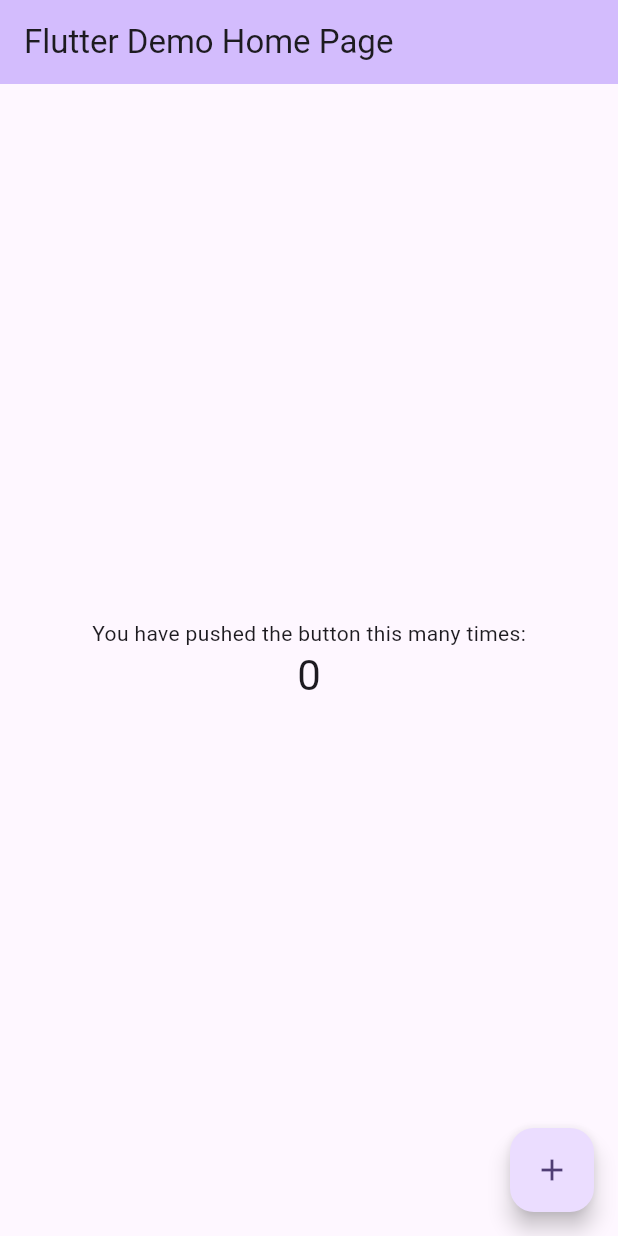
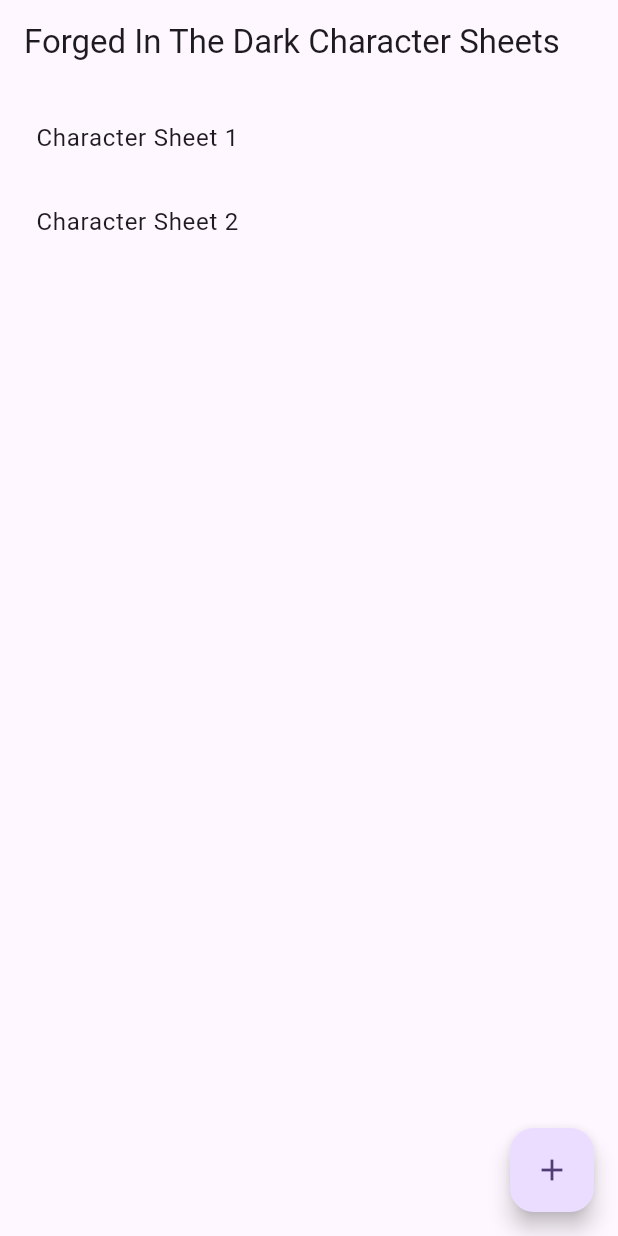
Before and after one commit to ThatWrenchDev/BiTDMobile, a Flutter app: the screen it shows after launch, on a phone screen of 412 x 824 dp. Run offline on Flutter 3.47's test engine with Material 2 defaults, Android fonts, the light colour scheme and no system bars.

Commit message:
basic menu

```diff
--- a/bitd_mobile/lib/main.dart
+++ b/bitd_mobile/lib/main.dart
@@ -1,4 +1,5 @@
 import 'package:flutter/material.dart';
+import 'menu.dart';
 
 void main() {
   runApp(const MyApp());
@@ -31,7 +32,9 @@
         colorScheme: ColorScheme.fromSeed(seedColor: Colors.deepPurple),
         useMaterial3: true,
       ),
-      home: const MyHomePage(title: 'Flutter Demo Home Page'),
+
+      home: const Menu(),
+
     );
   }
 }
@@ -106,7 +109,7 @@
           mainAxisAlignment: MainAxisAlignment.center,
           children: <Widget>[
             const Text(
-              'You have pushed the button this many times:',
+              'You have clicked the button this many times:',
             ),
             Text(
               '$_counter',
--- /dev/null
+++ b/bitd_mobile/lib/menu.dart
@@ -0,0 +1,64 @@
+// Page to list all created character sheets
+
+import 'package:flutter/material.dart';
+
+class Menu extends StatelessWidget {
+  const Menu({Key? key}) : super(key: key);
+
+  // function for selecting a character sheet to edit
+
+
+  // function for creating a new character sheet
+  void newSheet() {
+
+  }
+
+  @override
+  Widget build(BuildContext context) {
+
+    // create array of character sheets from memory
+    List<ListTile> sheetList = [
+      ListTile(
+        title: const Text('Character Sheet 1'),
+        onTap: () {
+          // open character sheet page
+          Navigator.push(
+            context,
+            MaterialPageRoute(builder: (context) => const Menu()),
+          );
+        },
+      ),
+      ListTile(
+        title: const Text('Character Sheet 2'),
+        onTap: () {
+          // open character sheet page
+          Navigator.push(
+            context,
+            MaterialPageRoute(builder: (context) => const Menu()),
+          );
+        },
+      )
+    ];
+
+    return Scaffold(
+
+      appBar: AppBar(
+        title: const Text('Forged In The Dark Character Sheets'),
+      ),
+
+      body: Center(
+        child: ListView(
+          padding: const EdgeInsets.all(8),
+          children: sheetList,
+        )
+      ),
+
+      floatingActionButton: FloatingActionButton(
+        onPressed: newSheet,
+        tooltip: 'Add',
+        child: const Icon(Icons.add),
+      ),
+
+    );
+  }
+}
```
